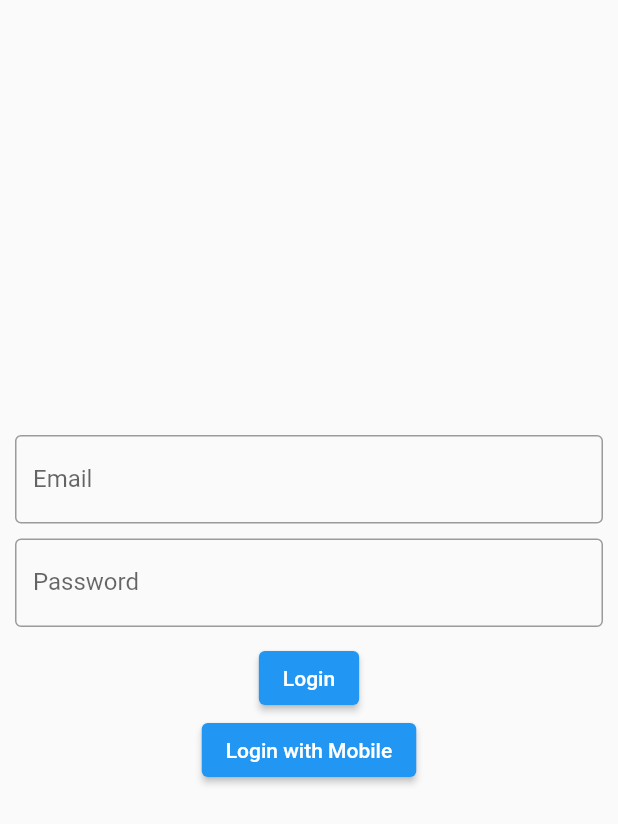
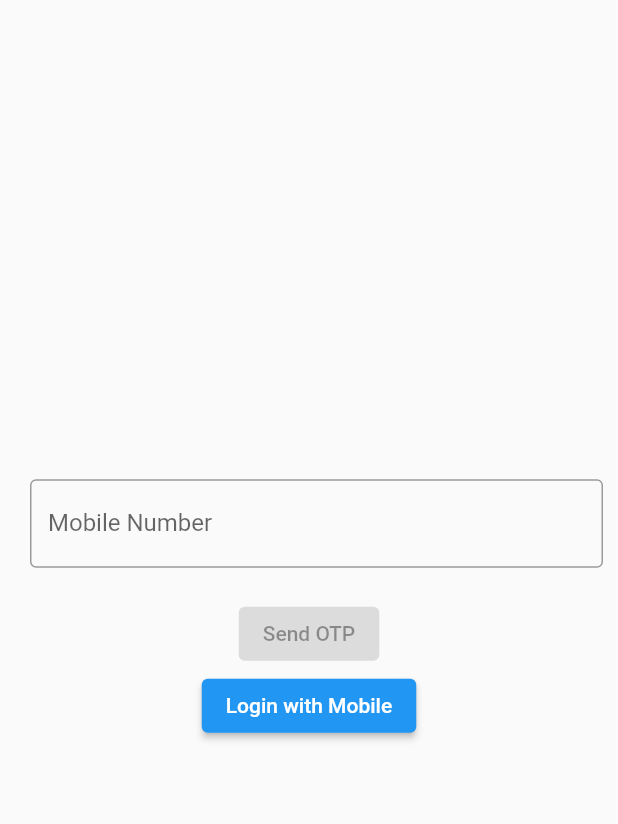
Before and after one commit to ChiragKr04/hitch-hiker, a Flutter app: the LoginScreen screen opened directly, after a tap on "Login with Email", on a phone screen of 412 x 824 dp. Shown: the top 824 px of the screen. Run offline on Flutter 3.47's test engine with Material 2 defaults, Android fonts, the phone set to English and light mode, and no system bars; our stand-ins replace firebase_auth, flutter_riverpod; accounts and stored records are empty.

Commit message:
temporarily removed email-login-screen

```diff
--- a/lib/screens/login_screen.dart
+++ b/lib/screens/login_screen.dart
@@ -19,7 +19,7 @@ class _LoginScreenState extends State<LoginScreen> {
         mainAxisSize: MainAxisSize.max,
         mainAxisAlignment: MainAxisAlignment.center,
         children: [
-          _isMobileLogin ? const MobileLoginScreen() : const EmailLoginScreen(),
+          _isMobileLogin ? const MobileLoginScreen() : const MobileLoginScreen(),
           ElevatedButton(
             onPressed: () {
               setState(() {
```
